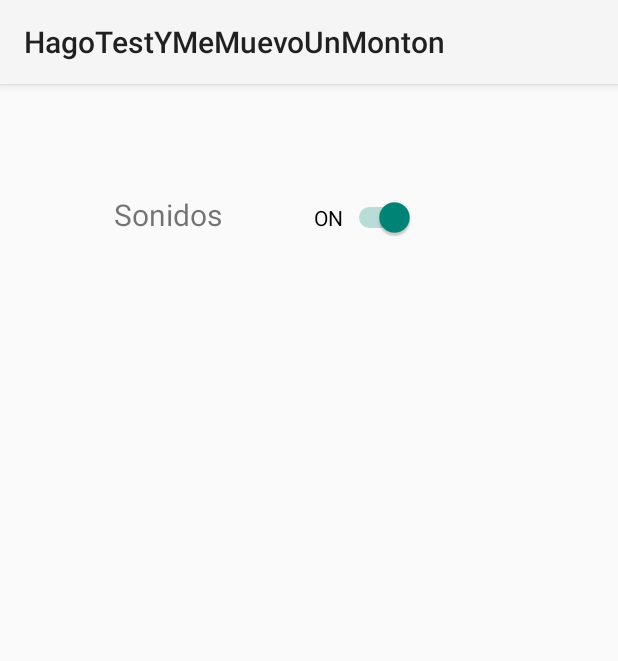
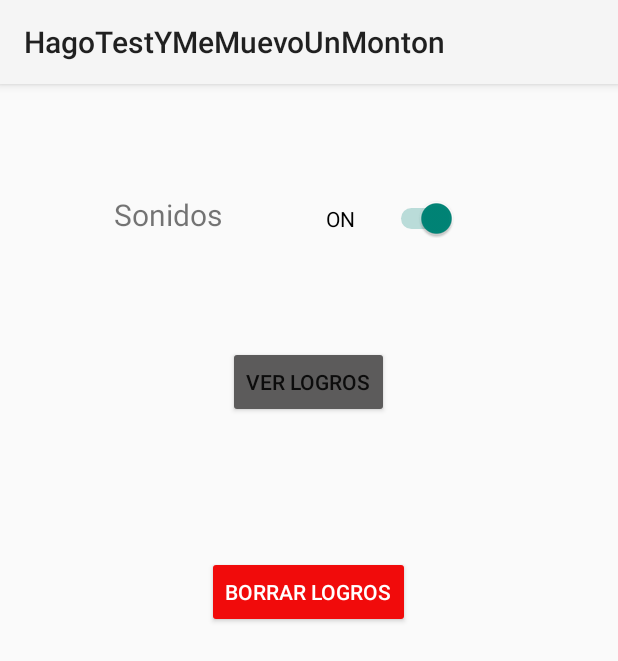
Before and after one commit to Maaxca/PM, an Android app: the PantallaConfiguracion screen opened directly, with no data from a screen before it, on a phone screen of 412 x 824 dp. Shown: the top 661 px of the screen. Run offline under Robolectric (Android 15) with nearby library versions, the phone set to English and light mode, and no system bars.

Commit message:
Ya borra y todo

```diff
--- a/app/src/main/AndroidManifest.xml
+++ b/app/src/main/AndroidManifest.xml
@@ -16,7 +16,7 @@
     <uses-permission android:name="android.permission.WRITE_EXTERNAL_STORAGE" />
 
     <application
-        android:name="com.example.practicafinal.GlobalClass"
+        android:name=".GlobalClass"
         android:allowBackup="true"
         android:icon="@mipmap/ic_launcher"
         android:label="@string/app_name"
@@ -24,6 +24,9 @@
         android:supportsRtl="true"
         android:theme="@style/Theme.PracticaFinal"
         tools:ignore="MissingClass">
+        <activity
+            android:name=".Logros"
+            android:exported="true" />
         <activity
             android:name=".PantallaConfiguracion"
             android:exported="true" />
--- a/app/src/main/java/com/example/practicafinal/PantallaConfiguracion.java
+++ b/app/src/main/java/com/example/practicafinal/PantallaConfiguracion.java
@@ -1,18 +1,27 @@
 package com.example.practicafinal;
 
+import androidx.appcompat.app.AlertDialog;
 import androidx.appcompat.app.AppCompatActivity;
 
+import android.content.DialogInterface;
+import android.content.Intent;
 import android.os.Bundle;
+import android.view.View;
+import android.widget.Button;
 import android.widget.CompoundButton;
 import android.widget.Switch;
 
 public class PantallaConfiguracion extends AppCompatActivity {
     Switch switch1;
+    Button btnLogros,btnBorrarLogros;
     @Override
     protected void onCreate(Bundle savedInstanceState) {
         super.onCreate(savedInstanceState);
         setContentView(R.layout.activity_pantalla_configuracion);
         switch1=findViewById(R.id.switch1);
+        btnLogros=findViewById(R.id.btnLogros);
+        btnBorrarLogros=findViewById(R.id.btnBorrarLogros);
+        ManejadordeBasedeDatos manejadordeBasedeDatos=new ManejadordeBasedeDatos(this);
         final GlobalClass globalVariable = (GlobalClass) getApplicationContext();
         if(globalVariable.getAlgo().compareTo("ON")==0){
             switch1.setChecked(true);
@@ -37,5 +46,34 @@ public class PantallaConfiguracion extends AppCompatActivity {
                 }
             }
         });
+        btnLogros.setOnClickListener(new View.OnClickListener() {
+            @Override
+            public void onClick(View v) {
+                Intent intent=new Intent(PantallaConfiguracion.this,Logros.class);
+                startActivityForResult(intent,3);
+            }
+        });
+        btnBorrarLogros.setOnClickListener(new View.OnClickListener() {
+            @Override
+            public void onClick(View v) {
+                AlertDialog.Builder builder=new AlertDialog.Builder(PantallaConfiguracion.this);
+                builder.setTitle("Cuidado");
+                builder.setMessage("¿Estas seguro que deseas borrar los logros y las entradas?")
+                .setPositiveButton("OK", new DialogInterface.OnClickListener() {
+                    @Override
+                    public void onClick(DialogInterface dialogInterface, int i) {
+                        manejadordeBasedeDatos.Borrar2();
+                        manejadordeBasedeDatos.Borrar3();
+                    }
+                })
+                .setNegativeButton("Cancel", new DialogInterface.OnClickListener() {
+                    @Override
+                    public void onClick(DialogInterface dialogInterface, int i) {
+
+                    }
+                });
+                builder.show();
+            }
+        });
     }
 }
--- a/app/src/main/res/layout/activity_pantalla_configuracion.xml
+++ b/app/src/main/res/layout/activity_pantalla_configuracion.xml
@@ -21,16 +21,43 @@
 
     <Switch
         android:id="@+id/switch1"
-        android:layout_width="wrap_content"
-        android:layout_height="wrap_content"
+        android:layout_width="87dp"
+        android:layout_height="31dp"
         android:text="ON"
         android:textOff="OFF"
         android:textOn="ON"
         app:layout_constraintBottom_toBottomOf="parent"
         app:layout_constraintEnd_toEndOf="parent"
-        app:layout_constraintHorizontal_bias="0.608"
+        app:layout_constraintHorizontal_bias="0.669"
         app:layout_constraintStart_toStartOf="parent"
         app:layout_constraintTop_toTopOf="parent"
-        app:layout_constraintVertical_bias="0.102"
+        app:layout_constraintVertical_bias="0.1"
         tools:checked="true" />
+
+    <Button
+        android:id="@+id/btnLogros"
+        android:layout_width="wrap_content"
+        android:layout_height="wrap_content"
+        android:backgroundTint="#5C5B5B"
+        android:text="@string/Ver"
+        app:layout_constraintBottom_toBottomOf="parent"
+        app:layout_constraintEnd_toEndOf="parent"
+        app:layout_constraintHorizontal_bias="0.498"
+        app:layout_constraintStart_toStartOf="parent"
+        app:layout_constraintTop_toTopOf="parent"
+        app:layout_constraintVertical_bias="0.243" />
+
+    <Button
+        android:id="@+id/btnBorrarLogros"
+        android:layout_width="wrap_content"
+        android:layout_height="wrap_content"
+        android:backgroundTint="#F10B0B"
+        android:text="@string/BorrarL"
+        android:textColor="#FFFFFF"
+        app:layout_constraintBottom_toBottomOf="parent"
+        app:layout_constraintEnd_toEndOf="parent"
+        app:layout_constraintHorizontal_bias="0.498"
+        app:layout_constraintStart_toStartOf="parent"
+        app:layout_constraintTop_toTopOf="parent"
+        app:layout_constraintVertical_bias="0.437" />
 </androidx.constraintlayout.widget.ConstraintLayout>
--- a/app/src/main/res/values/strings.xml
+++ b/app/src/main/res/values/strings.xml
@@ -16,4 +16,8 @@
     <string name="Borrar">Borrar</string>
     <string name="Siguiente">Siguiente</string>
     <string name="Sonido">Sonidos</string>
+    <string name="Ver">Ver Logros</string>
+    <string name="Metros">Metros Recorridos</string>
+    <string name="Logros">Logros</string>
+    <string name="BorrarL">Borrar Logros</string>
 </resources>
```
Also changed, not shown: app/src/main/java/com/example/practicafinal/Logros.java (added, +45 -0 lines), app/src/main/java/com/example/practicafinal/ManejadordeBasedeDatos.java (+21 -0 lines), app/src/main/java/com/example/practicafinal/PantallaPreguntas.java (+18 -0 lines), app/src/main/res/layout/activity_logros.xml (added, +44 -0 lines), 1 other file.
